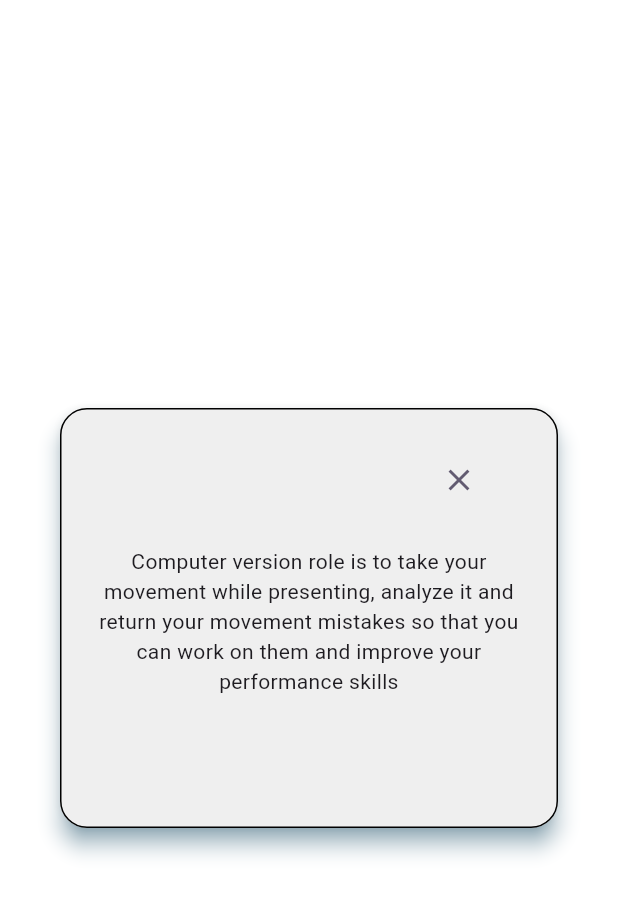
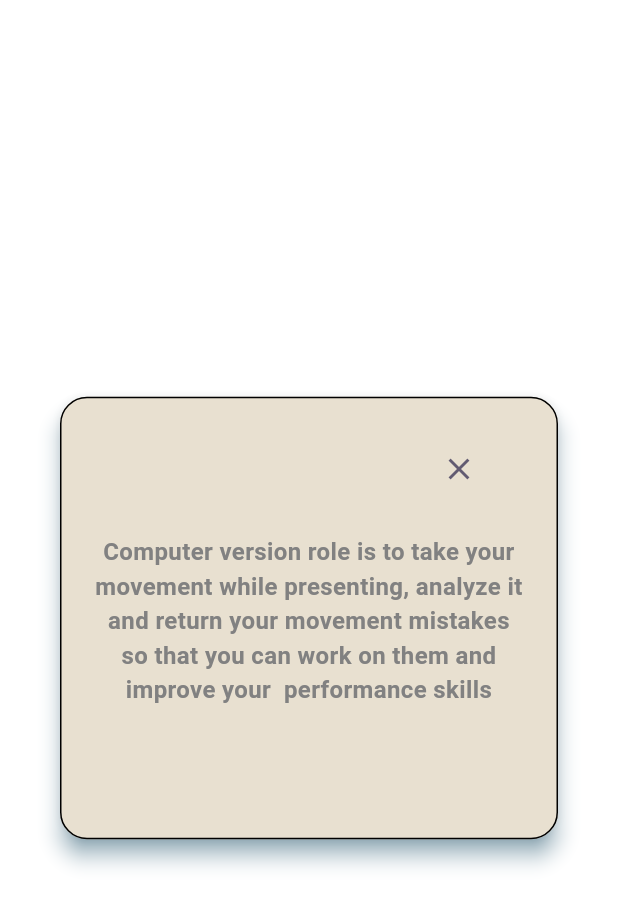
Before and after one commit to HackTalkTeam/hackTalk-flutter, a Flutter app: the AlertDialogWidget widget shown alone on an empty page, opened directly, on a phone screen of 412 x 824 dp. Shown: the top 907 px of the screen. Run offline on Flutter 3.47's test engine with Material 3 defaults, Android fonts, the phone set to English and light mode, and no system bars; our stand-ins replace audioplayers, contained_tab_bar_view, dio, file_picker, flutter_bloc, flutter_rating_bar and 6 more; missing offline and left inert: record_mp3; accounts and stored records are empty; project files that could hold a hidden picture were left out.

Commit message:
reformate code

```diff
--- a/lib/core/utils/app_colors.dart
+++ b/lib/core/utils/app_colors.dart
@@ -6,12 +6,12 @@ class AppColors {
   static const Color logoColor = Color(0xFF847F7F);
   static const Color bigTitleColor = Color(0xFF625E5E);
   static const Color textBodyColor = Color(0xFF818181);
-  static const Color textButtonBlueColor = Color(0xFF4692B6);
+  static const Color mainBlueColor = Color(0xFF4692B6);
   static const Color textFormGryButtonColor = Color(0xFF9E9E9E);
   static const Color textFormRattingColor = Color(0xFFF1F0E8);
   static const Color rateStarsGreyColor = Color(0xFFC8C6C6);
   static const Color homeButtonColor = Color(0xFFEFEFEF);
   static const Color cvButtonColor = Color(0xFFE8E0D0);
   static const Color drawerColor = Color(0xFFD9D9D9);
-  static const Color greyColor = Color(0xFFE8E0D0);
+  static const Color brownColor = Color(0xFFE8E0D0);
 }
--- a/lib/core/widgets/button_widget.dart
+++ b/lib/core/widgets/button_widget.dart
@@ -15,7 +15,7 @@ class ButtonWidget extends StatelessWidget {
       child: ElevatedButton(
         onPressed: onPressed ?? () {},
         style: ElevatedButton.styleFrom(
-            backgroundColor: AppColors.textButtonBlueColor,
+            backgroundColor: AppColors.mainBlueColor,
             shape: RoundedRectangleBorder(
                 borderRadius: BorderRadius.circular(18))),
         child: TextWidget(text),
--- a/lib/features/home/presentation/screen/audio/audio_screen.dart
+++ b/lib/features/home/presentation/screen/audio/audio_screen.dart
@@ -70,7 +70,7 @@ class _AudioScreenState extends State<AudioScreen> {
                                     'start recording image audio'.getSvgAsset),
                                 const SizedBox(height: 27),
                                 HomeButtonWidget(
-                                  color: AppColors.textButtonBlueColor,
+                                  color: AppColors.mainBlueColor,
                                   text: 'Start recording ',
                                   onPressed: () {
                                     WidgetsBinding.instance
@@ -89,7 +89,7 @@ class _AudioScreenState extends State<AudioScreen> {
                                 SvgPicture.asset(
                                     'start download image audio'.getSvgAsset),
                                 HomeButtonWidget(
-                                  color: AppColors.textButtonBlueColor,
+                                  color: AppColors.mainBlueColor,
                                   text: 'Upload voice',
                                   onPressed: () async {
                                     await returnAudio.selectFiles();
--- a/lib/features/home/presentation/screen/audio/audio_widget.dart
+++ b/lib/features/home/presentation/screen/audio/audio_widget.dart
@@ -65,7 +65,7 @@ class _SoundWaveformWidgetState extends State<SoundWaveformWidget>
                   : minHeight,
               width: 4,
               decoration: BoxDecoration(
-                color: AppColors.textButtonBlueColor,
+                color: AppColors.mainBlueColor,
                 borderRadius: BorderRadius.circular(9999),
               ),
             ),
--- a/lib/features/home/presentation/screen/computer_vision/computer_vision_screen.dart
+++ b/lib/features/home/presentation/screen/computer_vision/computer_vision_screen.dart
@@ -72,7 +72,7 @@ class _ComputerVisionScreenState extends State<ComputerVisionScreen> {
                                 SvgPicture.asset('record video'.getSvgAsset),
                                 const SizedBox(height: 27),
                                 HomeButtonWidget(
-                                  color: AppColors.textButtonBlueColor,
+                                  color: AppColors.mainBlueColor,
                                   text: 'Start recording ',
                                   onPressed: () async {
                                     await returnVideo.selectVideoFromCamera();
@@ -87,7 +87,7 @@ class _ComputerVisionScreenState extends State<ComputerVisionScreen> {
                                 SvgPicture.asset(
                                     'upload video image'.getSvgAsset),
                                 HomeButtonWidget(
-                                  color: AppColors.textButtonBlueColor,
+                                  color: AppColors.mainBlueColor,
                                   text: 'Upload video',
                                   onPressed: () async {
                                     await returnVideo.selectVideoPauseFrom();
--- a/lib/features/home/presentation/screen/home/alertWidget.dart
+++ b/lib/features/home/presentation/screen/home/alertWidget.dart
@@ -27,11 +27,14 @@ class AlertDialogWidget extends StatelessWidget {
         text,
         maxLines: 9,
         textAlign: TextAlign.center,
+        fontSize: 16,
+        fontWeight: FontWeight.w600,
+        color: AppColors.textBodyColor,
       ),
       contentPadding:
           const EdgeInsets.only(bottom: 88, left: 22, right: 22, top: 20),
-      backgroundColor: AppColors.homeButtonColor,
-      shadowColor: AppColors.textButtonBlueColor,
+      backgroundColor: AppColors.cvButtonColor,
+      shadowColor: AppColors.mainBlueColor,
       shape: OutlineInputBorder(borderRadius: BorderRadius.circular(18)),
     );
   }
--- a/lib/features/home/presentation/screen/vr/ve_screen.dart
+++ b/lib/features/home/presentation/screen/vr/ve_screen.dart
@@ -41,7 +41,7 @@ class VrScreen extends StatelessWidget {
                   fontWeight: FontWeight.w500),
             ),
             HomeButtonWidget(
-              color: AppColors.textButtonBlueColor,
+              color: AppColors.mainBlueColor,
               text: 'Start downloading',
               onPressed: () {
                 // WidgetsBinding.instance
```
Also changed, not shown: lib/features/home/presentation/screen/home/home_screen.dart (+5 -5 lines), lib/features/rating/presentation/screens/rating/rating_screen.dart (+4 -4 lines), lib/features/welcome/presentation/screens/onBoarding/onBoarding_screen.dart (+4 -4 lines).
